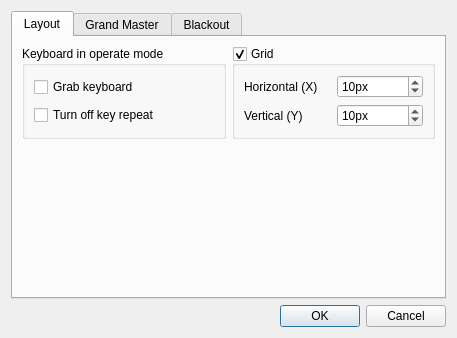
The window that trunk/ui/src/vcproperties.ui (Bondzio/qlc) describes before a commit, drawn with Qt 5.
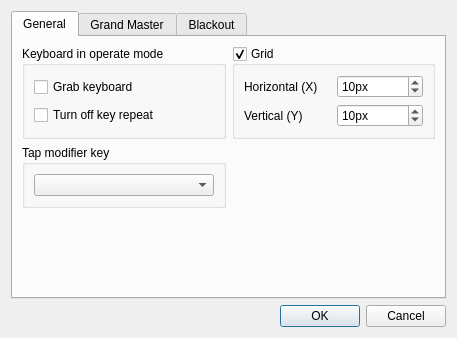
The same window after the commit.

Commit message: Implemented tapping with a modifier key

Patch:
```diff
--- a/trunk/ui/src/vcproperties.ui
+++ b/trunk/ui/src/vcproperties.ui
@@ -21,7 +21,7 @@
      </property>
      <widget class="QWidget" name="Layout">
       <attribute name="title">
-       <string>Layout</string>
+       <string>General</string>
       </attribute>
       <layout class="QGridLayout" name="gridLayout_3">
        <item row="0" column="0">
@@ -114,7 +114,7 @@
          </layout>
         </widget>
        </item>
-       <item row="1" column="0">
+       <item row="2" column="0">
         <spacer name="verticalSpacer_2">
          <property name="orientation">
           <enum>Qt::Vertical</enum>
@@ -127,7 +127,7 @@
          </property>
         </spacer>
        </item>
-       <item row="1" column="1">
+       <item row="2" column="1">
         <spacer name="verticalSpacer_3">
          <property name="orientation">
           <enum>Qt::Vertical</enum>
@@ -140,6 +140,22 @@
          </property>
         </spacer>
        </item>
+       <item row="1" column="0">
+        <widget class="QGroupBox" name="m_tapGroup">
+         <property name="title">
+          <string>Tap modifier key</string>
+         </property>
+         <layout class="QHBoxLayout" name="horizontalLayout">
+          <item>
+           <widget class="QComboBox" name="m_tapModifierCombo">
+            <property name="toolTip">
+             <string>The keyboard key that turns button clicks to taps</string>
+            </property>
+           </widget>
+          </item>
+         </layout>
+        </widget>
+       </item>
       </layout>
      </widget>
      <widget class="QWidget" name="GrandMaster">
```
The commit also changes 11 other files.
